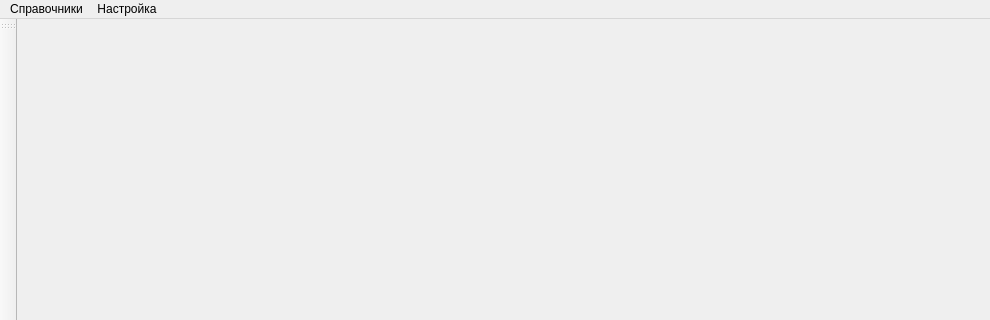
rust3128/ToolkitHotline, file mainwindow.ui: the form before one commit; both pictures show x 0 to 990 and y 0 to 320 of the 990 by 751 pixel window.
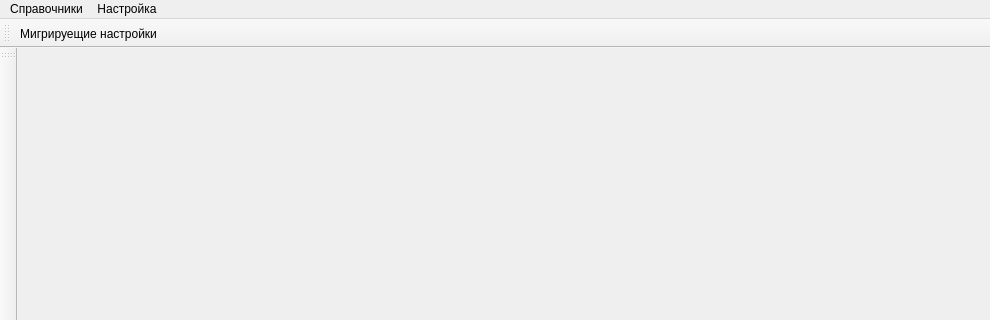
The form after the commit. Icons and pictures are not drawn.

Patch:
```diff
--- a/mainwindow.ui
+++ b/mainwindow.ui
@@ -99,6 +99,18 @@
     <bool>false</bool>
    </attribute>
   </widget>
+  <widget class="QToolBar" name="toolBarMain">
+   <property name="windowTitle">
+    <string>toolBar</string>
+   </property>
+   <attribute name="toolBarArea">
+    <enum>TopToolBarArea</enum>
+   </attribute>
+   <attribute name="toolBarBreak">
+    <bool>false</bool>
+   </attribute>
+   <addaction name="actionMigrateOptions"/>
+  </widget>
   <action name="actionDatabase">
    <property name="icon">
     <iconset resource="resourse.qrc">
@@ -127,6 +139,20 @@
     <string>Юрю Лица</string>
    </property>
   </action>
+  <action name="actionPlugins">
+   <property name="text">
+    <string>Плагины</string>
+   </property>
+  </action>
+  <action name="actionMigrateOptions">
+   <property name="icon">
+    <iconset resource="resourse.qrc">
+     <normaloff>:/Images/options.png</normaloff>:/Images/options.png</iconset>
+   </property>
+   <property name="text">
+    <string>Мигрируещие настройки</string>
+   </property>
+  </action>
  </widget>
  <resources>
   <include location="resourse.qrc"/>
```
Left out of the diff: 4 changed lines with no effect on the pictures.
